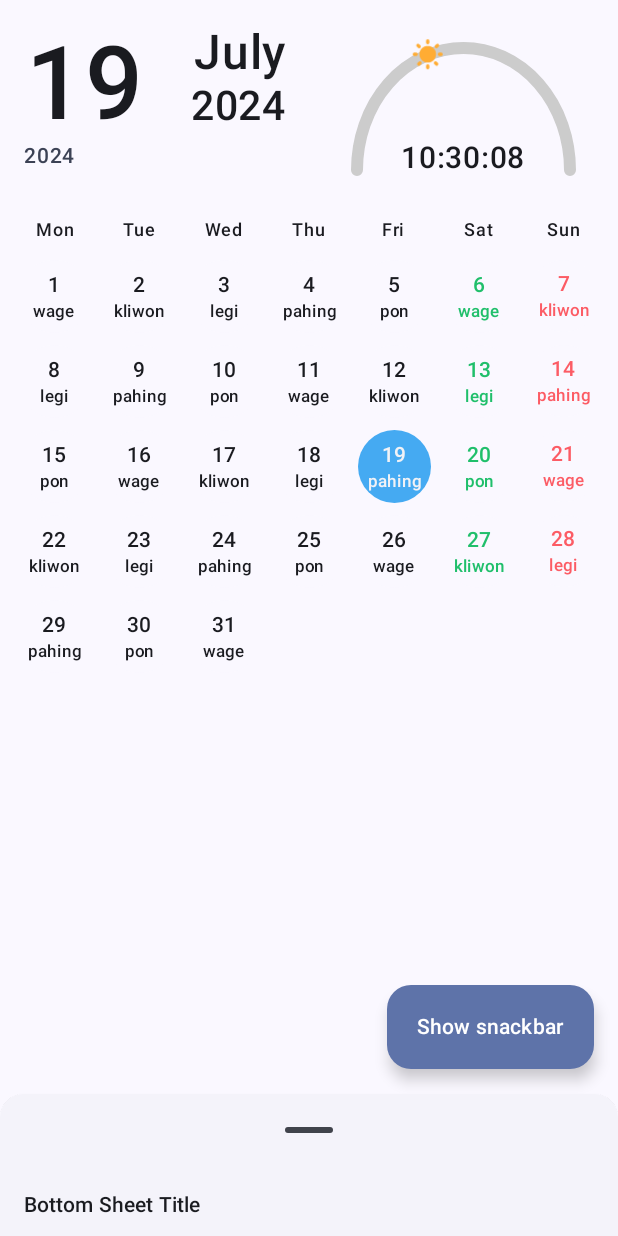
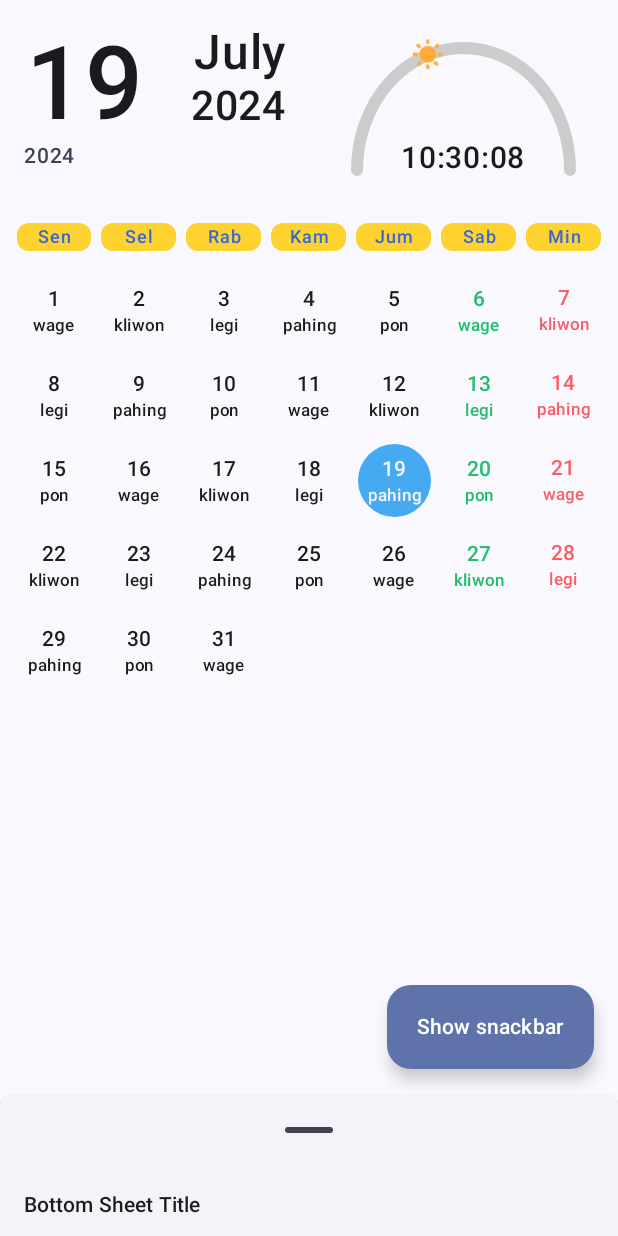
Before and after one commit to remithzu/Calendar, an Android app built with Jetpack Compose: the screen it shows after launch (MainActivity), on a phone screen of 412 x 824 dp. Run offline under Robolectric (Android 15) with nearby library versions, the phone set to English and light mode, and no system bars; 5 statements that could not run were skipped.

Commit message:
Initial commit

```diff
--- a/app/src/main/java/com/rmtz/calendar/KalenderUi.kt
+++ b/app/src/main/java/com/rmtz/calendar/KalenderUi.kt
@@ -54,7 +54,10 @@ import androidx.compose.ui.tooling.preview.Preview
 import androidx.compose.ui.unit.dp
 import androidx.compose.ui.unit.sp
 import com.rmtz.calendar.libs.Kalender
+import com.rmtz.calendar.libs.toHari
+import com.rmtz.calendar.ui.component.KalenderWidget
 import com.rmtz.calendar.ui.component.nightGradient
+import com.rmtz.calendar.ui.component.roundedCornerShape
 import com.rmtz.calendar.ui.component.shineGradient
 import com.rmtz.calendar.ui.theme.AppTheme
 import com.rmtz.calendar.ui.theme.FlatUiColors
@@ -265,11 +268,9 @@ fun HeaderUI(today: LocalDate) {
 
 @SuppressLint("NewApi")
 @Composable
-fun CalendarUI(innerPadding: PaddingValues) {
+fun KalenderUI(innerPadding: PaddingValues) {
     val month = Kalender.getToday().month
     val year = Kalender.getToday().year
-
-    // Generate days of the month
     val daysOfMonth = Kalender.getDatesOfMonth(year, month)
     val firstDayOfMonth = Kalender.getDayInFirstMonth(year, month)
     val startOffset = if (firstDayOfMonth == DayOfWeek.MONDAY) 0 else firstDayOfMonth.value - 1
@@ -278,105 +279,7 @@ fun CalendarUI(innerPadding: PaddingValues) {
     /*Grid Layout*/
     Column() {
         HeaderUI(Kalender.getToday())
-        Row(
-            modifier = Modifier
-                .fillMaxWidth()
-                .padding(horizontal = 8.dp),
-            horizontalArrangement = Arrangement.SpaceBetween,
-            verticalAlignment = Alignment.CenterVertically
-        ) {
-            daysOfWeek.forEach { day ->
-                Text(
-                    text = day,
-                    style = typography.labelMedium,
-                    color = MaterialTheme.colorScheme.onSurface,
-                    textAlign = TextAlign.Center,
-                    modifier = Modifier.weight(1f)
-                )
-            }
-        }
-
-        LazyVerticalGrid(
-            columns = GridCells.Fixed(7), // 7 columns for 7 days of the week
-            modifier = Modifier.fillMaxSize().padding(innerPadding),
-            contentPadding = PaddingValues(8.dp)
-        ) {
-            repeat(startOffset) {
-                item { Spacer(modifier = Modifier.aspectRatio(1f)) }
-            }
-            itemsIndexed(daysOfMonth) { index, day ->
-                val isSelected = LocalDate.of(year, month, day) == Kalender.getToday()
-                val isFriday = LocalDate.of(year, month, day).dayOfWeek == DayOfWeek.SATURDAY
-                val isWeekend = LocalDate.of(year, month, day).dayOfWeek == DayOfWeek.SUNDAY
-                ItemDate(
-                    day = day,
-                    isSelected = isSelected,
-                    isFriday = isFriday,
-                    isWeekend = isWeekend,
-                    offMessage = Kalender.getDayOfJawa(LocalDate.of(year, month, day)), //javaDayOfWeek(LocalDate.of(year, month, day)),
-                    isHoliday = false
-                )
-            }
-        }
-    }
-}
-
-/* Kalender */
-@Composable
-fun ItemDate(day: Int, isSelected: Boolean, isFriday: Boolean, isWeekend: Boolean, offMessage: String, isHoliday: Boolean) {
-    val backgroundColor = if(isSelected) {
-        if (isHoliday) {
-            FlatUiColors.GermanPallet.Desire.inverse()
-        } else {
-            FlatUiColors.GermanPallet.HighBlue
-        }
-    } else {
-        MaterialTheme.colorScheme.background
-    }
-
-    val textColor = if (isSelected) {
-        FlatUiColors.BasicPallete.LightenDark
-    } else if (isFriday) {
-        FlatUiColors.GermanPallet.ReptileGreen
-    } else if (isWeekend) {
-        FlatUiColors.GermanPallet.Desire
-    } else {
-        MaterialTheme.colorScheme.onSurface
-    }
-
-    Surface(
-        modifier = Modifier
-            .fillMaxSize()
-            .aspectRatio(1f)
-            .padding(4.dp)
-    ) {
-        Box(
-            modifier = Modifier
-                .fillMaxSize()
-                .background(
-                    color = backgroundColor, // Inner content color
-                    shape = RoundedCornerShape(50.dp) // Same radius as outer box
-                )
-        ) {
-            Column(
-                modifier = Modifier.fillMaxSize(),
-                verticalArrangement = Arrangement.Center,
-                horizontalAlignment = Alignment.CenterHorizontally
-            ) {
-                Text(
-                    text = day.toString(),
-                    style = typography.labelLarge,
-                    color = textColor
-                )
-                Text(
-                    text = offMessage,
-                    style = typography.labelSmall,
-                    color = textColor
-                )
-                LazyRow {
-                }
-            }
-        }
+        KalenderWidget(innerPadding)
     }
 }
 
@@ -391,6 +294,6 @@ fun ItemDate(day: Int, isSelected: Boolean, isFriday: Boolean, isWeekend: Boolea
 @Composable
 fun GreetingPreview() {
     AppTheme {
-        CalendarUI(PaddingValues(0.dp))
+        KalenderUI(PaddingValues(0.dp))
     }
 }
--- a/app/src/main/java/com/rmtz/calendar/MainActivity.kt
+++ b/app/src/main/java/com/rmtz/calendar/MainActivity.kt
@@ -6,6 +6,7 @@ import android.os.Bundle
 import androidx.activity.ComponentActivity
 import androidx.activity.compose.setContent
 import androidx.compose.foundation.layout.Column
+import androidx.compose.foundation.layout.PaddingValues
 import androidx.compose.foundation.layout.fillMaxSize
 import androidx.compose.foundation.layout.fillMaxWidth
 import androidx.compose.foundation.layout.padding
@@ -31,10 +32,14 @@ import androidx.compose.ui.Modifier
 import androidx.compose.ui.tooling.preview.Devices
 import androidx.compose.ui.tooling.preview.Preview
 import androidx.compose.ui.unit.dp
+import androidx.core.view.WindowCompat
+import com.rmtz.calendar.ui.component.roundedTopCornerShape
 import com.rmtz.calendar.ui.theme.AppTheme
+import com.rmtz.calendar.ui.theme.FlatUiColors
 import kotlinx.coroutines.launch
 
 class MainActivity : ComponentActivity() {
+
     @SuppressLint("NewApi")
     override fun onCreate(savedInstanceState: Bundle?) {
         super.onCreate(savedInstanceState)
@@ -43,7 +48,7 @@ class MainActivity : ComponentActivity() {
                 // A surface container using the 'background' color from the theme
                 Surface(
                     modifier = Modifier.fillMaxSize(),
-                    color = MaterialTheme.colorScheme.background
+                    color = FlatUiColors.CanadianPallet.WildCaribbeanGreen
                 ) {
                     TemplateUI()
                 }
@@ -65,16 +70,9 @@ fun TemplateUI() {
         Text("Bottom sheet content goes here")
     }
 
-    val roundedBottomSheetShape = RoundedCornerShape(
-        topStart = 16.dp,
-        topEnd = 16.dp,
-        bottomStart = 0.dp,
-        bottomEnd = 0.dp
-    )
-
     BottomSheetScaffold(
         scaffoldState = scaffoldState,
-        sheetShape = roundedBottomSheetShape,
+        sheetShape = roundedTopCornerShape,
         sheetPeekHeight = 95.dp,
         sheetContent = {
             Column(
@@ -98,7 +96,6 @@ fun TemplateUI() {
                     ExtendedFloatingActionButton(
                         modifier = Modifier.padding(it),
                         onClick = {
-                            // show snackbar as a suspend function
                             scope.launch {
                                 snackbarHostState.showSnackbar(
                                     "Snackbar # ${++clickCount}"
@@ -108,7 +105,7 @@ fun TemplateUI() {
                     ) { Text("Show snackbar") }
                 },
                 content = { innerPadding ->
-                    CalendarUI(innerPadding)
+                    KalenderUI(innerPadding)
                 }
             )
         }
--- a/app/src/main/java/com/rmtz/calendar/libs/Conversion.kt
+++ b/app/src/main/java/com/rmtz/calendar/libs/Conversion.kt
@@ -5,12 +5,20 @@ import java.util.Locale
 
 fun String.toHari(): String {
     return when (this.toLowerCase(Locale.ENGLISH)) {
-        "monday","mon" -> "Senin"
-        "tuesday","tue" -> "Selasa"
-        "wednesday","wed" -> "Rabu"
-        "thursday","thu" -> "Kamis"
-        "friday","fri" -> "Jumat"
-        "saturday","sat" -> "Sabtu"
+        "monday" -> "Senin"
+        "tuesday" -> "Selasa"
+        "wednesday" -> "Rabu"
+        "thursday" -> "Kamis"
+        "friday" -> "Jumat"
+        "saturday" -> "Sabtu"
+        "sunday" -> "Minggu"
+        "mon" -> "Sen"
+        "tue" -> "Sel"
+        "wed" -> "Rab"
+        "thu" -> "Kam"
+        "fri" -> "Jum"
+        "sat" -> "Sab"
+        "sun" -> "Min"
         else -> ""
     }
 }
--- a/app/src/main/java/com/rmtz/calendar/ui/component/Compose.kt
+++ b/app/src/main/java/com/rmtz/calendar/ui/component/Compose.kt
@@ -1,9 +1,95 @@
 package com.rmtz.calendar.ui.component
 
+import android.content.res.Configuration
+import androidx.compose.foundation.background
+import androidx.compose.foundation.layout.Box
+import androidx.compose.foundation.layout.PaddingValues
+import androidx.compose.foundation.layout.Row
+import androidx.compose.foundation.layout.Spacer
+import androidx.compose.foundation.layout.aspectRatio
+import androidx.compose.foundation.layout.fillMaxSize
+import androidx.compose.foundation.layout.fillMaxWidth
+import androidx.compose.foundation.layout.padding
+import androidx.compose.foundation.lazy.grid.GridCells
+import androidx.compose.foundation.lazy.grid.LazyHorizontalGrid
+import androidx.compose.foundation.lazy.grid.LazyVerticalGrid
+import androidx.compose.foundation.shape.RoundedCornerShape
+import androidx.compose.material3.Shapes
+import androidx.compose.material3.Text
 import androidx.compose.runtime.Composable
+import androidx.compose.ui.Modifier
+import androidx.compose.ui.graphics.Color
+import androidx.compose.ui.graphics.Shape
+import androidx.compose.ui.tooling.preview.Devices
+import androidx.compose.ui.tooling.preview.Preview
+import androidx.compose.ui.unit.dp
+import com.rmtz.calendar.ui.theme.AppTheme
 
-/*
+val roundedTopCornerShape = RoundedCornerShape(
+    topStart = 8.dp,
+    topEnd = 8.dp,
+    bottomStart = 0.dp,
+    bottomEnd = 0.dp
+)
+
+val roundedBottomCornerShape = RoundedCornerShape(
+    topStart = 0.dp,
+    topEnd = 0.dp,
+    bottomStart = 8.dp,
+    bottomEnd = 8.dp
+)
+
+val roundedCornerShape = RoundedCornerShape(
+    topStart = 8.dp,
+    topEnd = 8.dp,
+    bottomStart = 8.dp,
+    bottomEnd = 8.dp
+)
+
 @Composable
-fun Text() {
+fun Container(modifier: Modifier? = Modifier, content: @Composable () -> Unit? = {}) {
+    val combinedModifier = if (modifier == Modifier) {
+        Modifier
+            .fillMaxWidth()
+            .padding(8.dp)
+            .background(
+                color = Color.LightGray,
+                shape = roundedCornerShape
+            )
+    } else {
+        modifier
+    }!!
 
-}*/
+    Box(modifier = combinedModifier, content = {
+        Box(modifier = Modifier.padding(16.dp,24.dp), content = {
+            Text(text = "Hello World")
+        })
+    })
+}
+
+@Composable
+fun TestUI() {
+    LazyVerticalGrid(
+        columns = GridCells.Fixed(2), // 7 columns for 7 days of the week
+        modifier = Modifier.fillMaxSize(),
+        contentPadding = PaddingValues(8.dp)
+    ) {
+        item { Container() }
+        item { Container() }
+    }
+}
+
+@Preview(
+    name = "Light Mode",
+    uiMode = Configuration.UI_MODE_NIGHT_NO,
+    showBackground = true,
+    device = Devices.PIXEL_4_XL,
+    showSystemUi = true
+)
+
+@Composable
+fun ComposePreview() {
+    AppTheme {
+        TestUI()
+    }
+}
--- /dev/null
+++ b/app/src/main/java/com/rmtz/calendar/ui/component/Widget.kt
@@ -0,0 +1,162 @@
+package com.rmtz.calendar.ui.component
+
+import android.annotation.SuppressLint
+import androidx.compose.foundation.background
+import androidx.compose.foundation.layout.Arrangement
+import androidx.compose.foundation.layout.Box
+import androidx.compose.foundation.layout.Column
+import androidx.compose.foundation.layout.PaddingValues
+import androidx.compose.foundation.layout.Row
+import androidx.compose.foundation.layout.Spacer
+import androidx.compose.foundation.layout.aspectRatio
+import androidx.compose.foundation.layout.fillMaxSize
+import androidx.compose.foundation.layout.fillMaxWidth
+import androidx.compose.foundation.layout.padding
+import androidx.compose.foundation.lazy.LazyRow
+import androidx.compose.foundation.lazy.grid.GridCells
+import androidx.compose.foundation.lazy.grid.LazyVerticalGrid
+import androidx.compose.foundation.lazy.grid.itemsIndexed
+import androidx.compose.foundation.shape.RoundedCornerShape
+import androidx.compose.material3.MaterialTheme
+import androidx.compose.material3.MaterialTheme.typography
+import androidx.compose.material3.Surface
+import androidx.compose.material3.Text
+import androidx.compose.runtime.Composable
+import androidx.compose.ui.Alignment
+import androidx.compose.ui.Modifier
+import androidx.compose.ui.text.style.TextAlign
+import androidx.compose.ui.unit.dp
+import com.rmtz.calendar.libs.Kalender
+import com.rmtz.calendar.libs.toHari
+import com.rmtz.calendar.ui.theme.FlatUiColors
+import com.rmtz.calendar.ui.theme.FlatUiColors.inverse
+import java.time.DayOfWeek
+import java.time.LocalDate
+
+@SuppressLint("NewApi")
+@Composable
+fun KalenderWidget(innerPadding: PaddingValues) {
+    val month = Kalender.getToday().month
+    val year = Kalender.getToday().year
+    val daysOfMonth = Kalender.getDatesOfMonth(year, month)
+    val firstDayOfMonth = Kalender.getDayInFirstMonth(year, month)
+    val startOffset = if (firstDayOfMonth == DayOfWeek.MONDAY) 0 else firstDayOfMonth.value - 1
+    val daysOfWeek = Kalender.getDaysInWeeks()
+
+    /*Grid Layout*/
+    Box(Modifier.padding(innerPadding)) {
+        Column() {
+            Row(
+                modifier = Modifier
+                    .fillMaxWidth()
+                    .padding(horizontal = 8.dp),
+                horizontalArrangement = Arrangement.SpaceBetween,
+                verticalAlignment = Alignment.CenterVertically
+            ) {
+                daysOfWeek.forEach { day ->
+                    Box(
+                        Modifier
+                            .padding(3.dp)
+                            .weight(1f)
+                            .background(
+                                color = FlatUiColors.GermanPallet.NycTaxi,
+                                shape = roundedCornerShape
+                            ),
+                        contentAlignment = Alignment.Center) {
+                        Text(
+                            text = day.toHari(),
+                            style = typography.labelMedium,
+                            color = FlatUiColors.GermanPallet.RoyalBlue,
+                            textAlign = TextAlign.Center,
+                            modifier = Modifier
+                                .padding(5.dp, 1.dp)
+
+                        )
+                    }
+                }
+            }
+
+            LazyVerticalGrid(
+                columns = GridCells.Fixed(7), // 7 columns for 7 days of the week
+                modifier = Modifier
+                    .fillMaxSize(),
+                contentPadding = PaddingValues(8.dp)
+            ) {
+                repeat(startOffset) {
+                    item { Spacer(modifier = Modifier.aspectRatio(1f)) }
+                }
+                itemsIndexed(daysOfMonth) { index, day ->
+                    val isSelected = LocalDate.of(year, month, day) == Kalender.getToday()
+                    val isFriday = LocalDate.of(year, month, day).dayOfWeek == DayOfWeek.SATURDAY
+                    val isWeekend = LocalDate.of(year, month, day).dayOfWeek == DayOfWeek.SUNDAY
+                    WidgetItemDate(
+                        day = day,
+                        isSelected = isSelected,
+                        isFriday = isFriday,
+                        isWeekend = isWeekend,
+                        offMessage = Kalender.getDayOfJawa(LocalDate.of(year, month, day)), //javaDayOfWeek(LocalDate.of(year, month, day)),
+                        isHoliday = false
+                    )
+                }
+            }
+        }
+    }
+}
+
+@Composable
+fun WidgetItemDate(day: Int, isSelected: Boolean, isFriday: Boolean, isWeekend: Boolean, offMessage: String, isHoliday: Boolean) {
+    val backgroundColor = if(isSelected) {
+        if (isHoliday) {
+            FlatUiColors.GermanPallet.Desire.inverse()
+        } else {
+            FlatUiColors.GermanPallet.HighBlue
+        }
+    } else {
+        MaterialTheme.colorScheme.background
+    }
+
+    val textColor = if (isSelected) {
+        FlatUiColors.BasicPallete.LightenDark
+    } else if (isFriday) {
+        FlatUiColors.GermanPallet.ReptileGreen
+    } else if (isWeekend) {
+        FlatUiColors.GermanPallet.Desire
+    } else {
+        MaterialTheme.colorScheme.onSurface
+    }
+
+    Surface(
+        modifier = Modifier
+            .fillMaxSize()
+            .aspectRatio(1f)
+            .padding(4.dp)
+    ) {
+        Box(
+            modifier = Modifier
+                .fillMaxSize()
+                .background(
+                    color = backgroundColor, // Inner content color
+                    shape = RoundedCornerShape(50.dp) // Same radius as outer box
+                )
+        ) {
+            Column(
+                modifier = Modifier.fillMaxSize(),
+                verticalArrangement = Arrangement.Center,
+                horizontalAlignment = Alignment.CenterHorizontally
+            ) {
+                Text(
+                    text = day.toString(),
+                    style = typography.labelLarge,
+                    color = textColor
+                )
+                Text(
+                    text = offMessage,
+                    style = typography.labelSmall,
+                    color = textColor
+                )
+                LazyRow {
+                }
+            }
+        }
+    }
+}
```
